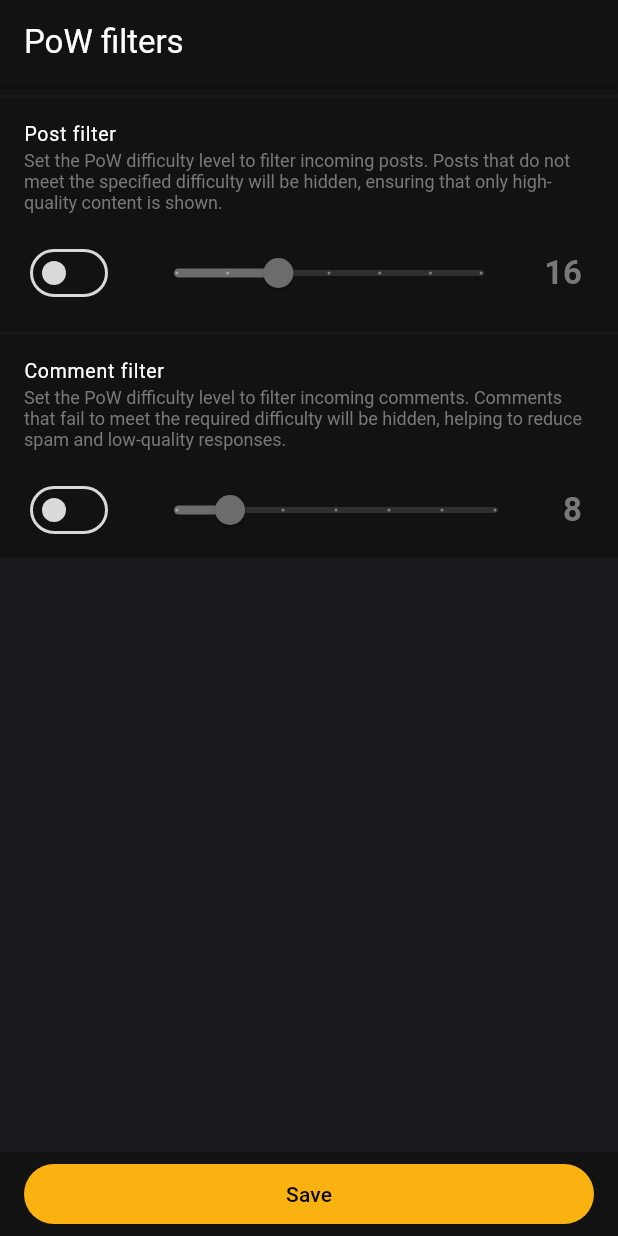
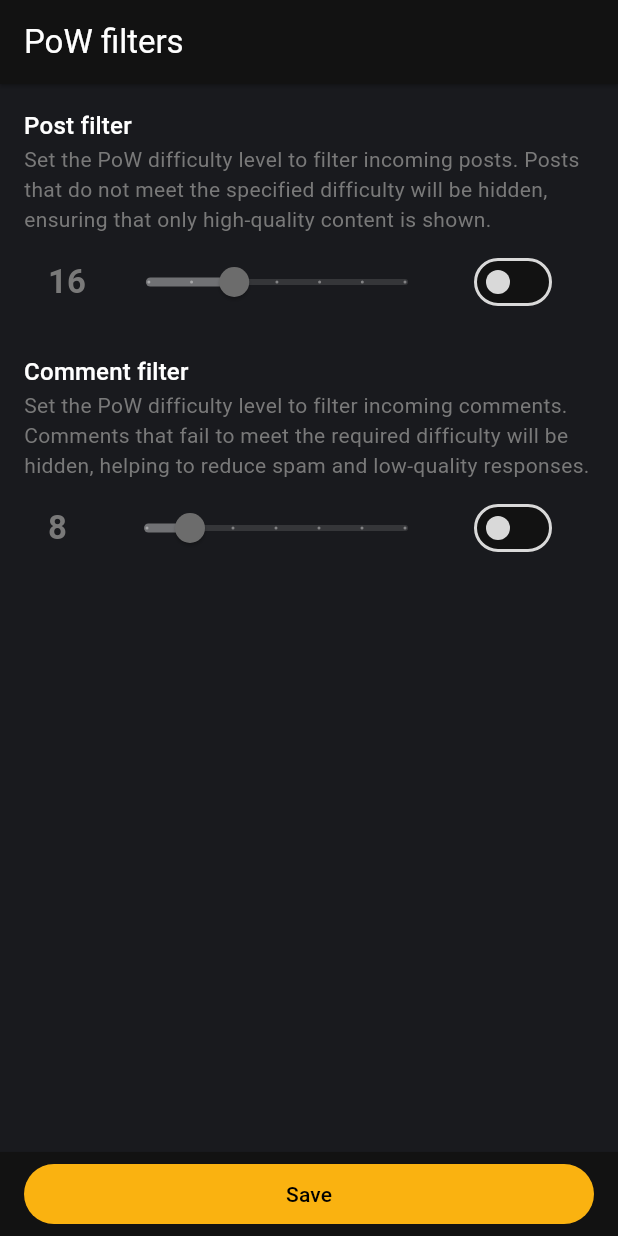
Before and after one commit to mapboss/wherostr_social, a Flutter app: the PowFilterSettings screen opened directly, on a phone screen of 412 x 824 dp. Run offline on Flutter 3.47's test engine with Material 3 defaults, Android fonts, the phone set to English and light mode, and no system bars; our stand-ins replace audioplayers, cached_network_image, convert, flick_video_player, flutter_cache_manager, flutter_secure_storage and 15 more; missing offline and left inert: any_link_preview, appcheck, bip340, bolt11_decoder, change_case, dart_geohash and 11 more; accounts and stored records are empty; generated files the repository leaves out were written again.

```diff
--- a/lib/widgets/nostr_key_settings.dart
+++ b/lib/widgets/nostr_key_settings.dart
@@ -61,8 +61,7 @@ class _NostrKeySettingsState extends State<NostrKeySettings> {
                 padding: const EdgeInsets.only(top: 16),
                 child: Text(
                   'Public key (npub)',
-                  style: themeData.textTheme.titleMedium!
-                      .copyWith(color: themeExtension.textDimColor),
+                  style: themeData.textTheme.titleMedium,
                 ),
               ),
               Padding(
--- a/lib/widgets/pow_filter_settings.dart
+++ b/lib/widgets/pow_filter_settings.dart
@@ -1,5 +1,6 @@
 import 'package:flutter/material.dart';
 import 'package:provider/provider.dart';
+import 'package:wherostr_social/constant.dart';
 import 'package:wherostr_social/models/app_feed.dart';
 import 'package:wherostr_social/models/app_theme.dart';
 import 'package:wherostr_social/models/pow_filter.dart';
@@ -67,6 +68,8 @@ class _PowFilterSettingsState extends State<PowFilterSettings> {
 
   @override
   Widget build(BuildContext context) {
+    final isLargeDisplay =
+        MediaQuery.sizeOf(context).width >= Constants.largeDisplayWidth;
     ThemeData themeData = Theme.of(context);
     MyThemeExtension themeExtension = themeData.extension<MyThemeExtension>()!;
     return Scaffold(
@@ -74,6 +77,11 @@ class _PowFilterSettingsState extends State<PowFilterSettings> {
         title: const Text('PoW filters'),
       ),
       bottomNavigationBar: Material(
+        borderRadius: isLargeDisplay
+            ? const BorderRadiusDirectional.vertical(
+                top: Radius.circular(12),
+              )
+            : null,
         elevation: 1,
         child: SafeArea(
           child: Padding(
@@ -89,27 +97,34 @@ class _PowFilterSettingsState extends State<PowFilterSettings> {
         ),
       ),
       body: SingleChildScrollView(
-        child: Material(
+        child: Padding(
+          padding: const EdgeInsets.symmetric(horizontal: 16),
           child: Column(
-            crossAxisAlignment: CrossAxisAlignment.start,
+            crossAxisAlignment: CrossAxisAlignment.stretch,
             children: [
-              const Divider(),
-              const ListTile(
-                title: Text(
+              Padding(
+                padding: const EdgeInsets.only(top: 16),
+                child: Text(
                   'Post filter',
+                  style: themeData.textTheme.titleMedium,
                 ),
-                subtitle: Text(
-                  'Set the PoW difficulty level to filter incoming posts. Posts that do not meet the specified difficulty will be hidden, ensuring that only high-quality content is shown.',
+              ),
+              Text.rich(
+                TextSpan(
+                  text:
+                      'Set the PoW difficulty level to filter incoming posts. Posts that do not meet the specified difficulty will be hidden, ensuring that only high-quality content is shown.',
+                  style: TextStyle(color: themeExtension.textDimColor),
                 ),
               ),
               ListTile(
-                leading: Switch(
-                  value: _powPost.enabled,
-                  onChanged: (value) {
-                    setState(() {
-                      _powPost.enabled = value;
-                    });
-                  },
+                leading: Text(
+                  _powPost.value.round().toString(),
+                  style: themeData.textTheme.titleLarge!.copyWith(
+                    fontWeight: FontWeight.bold,
+                    color: _powPost.enabled
+                        ? themeData.colorScheme.primary
+                        : themeExtension.textDimColor,
+                  ),
                 ),
                 title: Slider(
                   divisions: 48 ~/ 8,
@@ -120,33 +135,38 @@ class _PowFilterSettingsState extends State<PowFilterSettings> {
                   inactiveColor: themeData.colorScheme.surfaceDim,
                   onChanged: _powPost.enabled ? _handlePostChange : null,
                 ),
-                trailing: Text(
-                  _powPost.value.round().toString(),
+                trailing: Switch(
+                  value: _powPost.enabled,
+                  onChanged: (value) {
+                    setState(() {
+                      _powPost.enabled = value;
+                    });
+                  },
+                ),
+              ),
+              Padding(
+                padding: const EdgeInsets.only(top: 16),
+                child: Text(
+                  'Comment filter',
+                  style: themeData.textTheme.titleMedium,
+                ),
+              ),
+              Text.rich(
+                TextSpan(
+                  text:
+                      'Set the PoW difficulty level to filter incoming comments. Comments that fail to meet the required difficulty will be hidden, helping to reduce spam and low-quality responses.',
+                  style: TextStyle(color: themeExtension.textDimColor),
+                ),
+              ),
+              ListTile(
+                leading: Text(
+                  _powComment.value.round().toString(),
                   style: themeData.textTheme.titleLarge!.copyWith(
                     fontWeight: FontWeight.bold,
-                    color: _powPost.enabled
+                    color: _powComment.enabled
                         ? themeData.colorScheme.primary
                         : themeExtension.textDimColor,
                   ),
-                ),
-              ),
-              const Divider(),
-              const ListTile(
-                title: Text(
-                  'Comment filter',
-                ),
-                subtitle: Text(
-                  'Set the PoW difficulty level to filter incoming comments. Comments that fail to meet the required difficulty will be hidden, helping to reduce spam and low-quality responses.',
-                ),
-              ),
-              ListTile(
-                leading: Switch(
-                  value: _powComment.enabled,
-                  onChanged: (value) {
-                    setState(() {
-                      _powComment.enabled = value;
-                    });
-                  },
                 ),
                 title: Slider(
                   divisions: 48 ~/ 8,
@@ -157,14 +177,13 @@ class _PowFilterSettingsState extends State<PowFilterSettings> {
                   inactiveColor: themeData.colorScheme.surfaceDim,
                   onChanged: _powComment.enabled ? _handleCommentChange : null,
                 ),
-                trailing: Text(
-                  _powComment.value.round().toString(),
-                  style: themeData.textTheme.titleLarge!.copyWith(
-                    fontWeight: FontWeight.bold,
-                    color: _powComment.enabled
-                        ? themeData.colorScheme.primary
-                        : themeExtension.textDimColor,
-                  ),
+                trailing: Switch(
+                  value: _powComment.enabled,
+                  onChanged: (value) {
+                    setState(() {
+                      _powComment.enabled = value;
+                    });
+                  },
                 ),
               ),
             ],
--- a/lib/widgets/profile.dart
+++ b/lib/widgets/profile.dart
@@ -50,7 +50,7 @@ class _ProfileState extends State<Profile> {
 
   void initialize() async {
     final me = context.read<AppStatesProvider>().me;
-    await widget.user.fetchProfile();
+    await widget.user.fetchProfile(true);
     setState(() {
       _isMe = me.pubkey == widget.user.pubkey;
       _isFollowing = me.following.contains(widget.user.pubkey);
```
Also changed, not shown: lib/models/app_states.dart (+5 -4 lines), lib/widgets/themed_logo.dart (+12 -4 lines), pubspec.lock.
